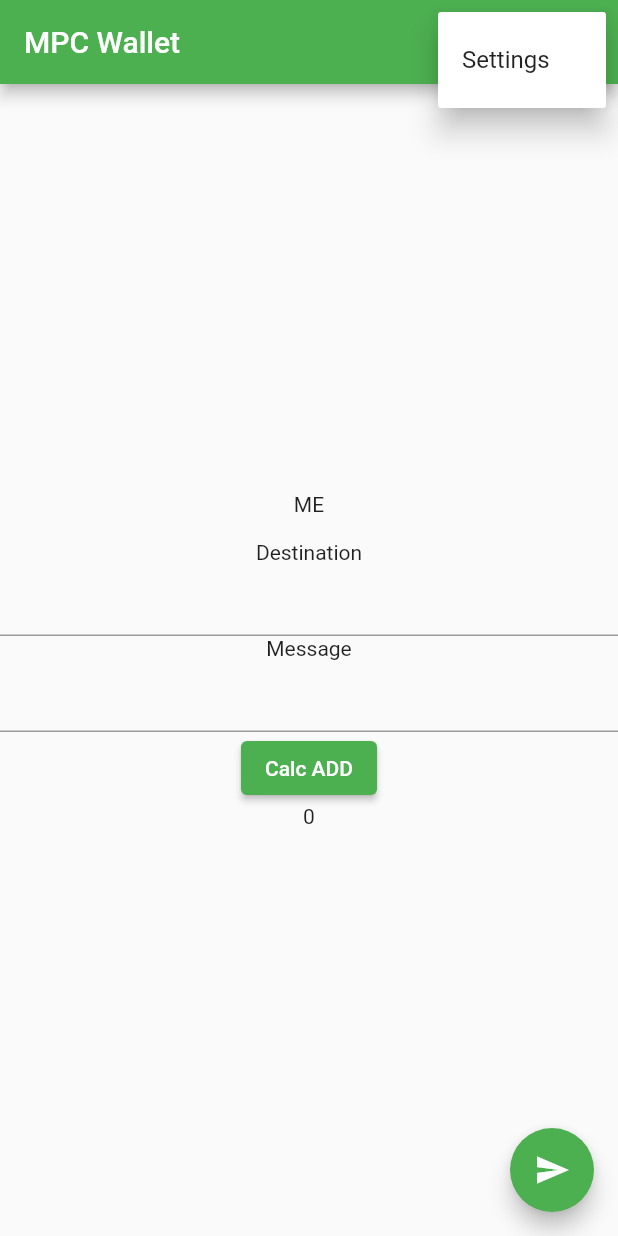
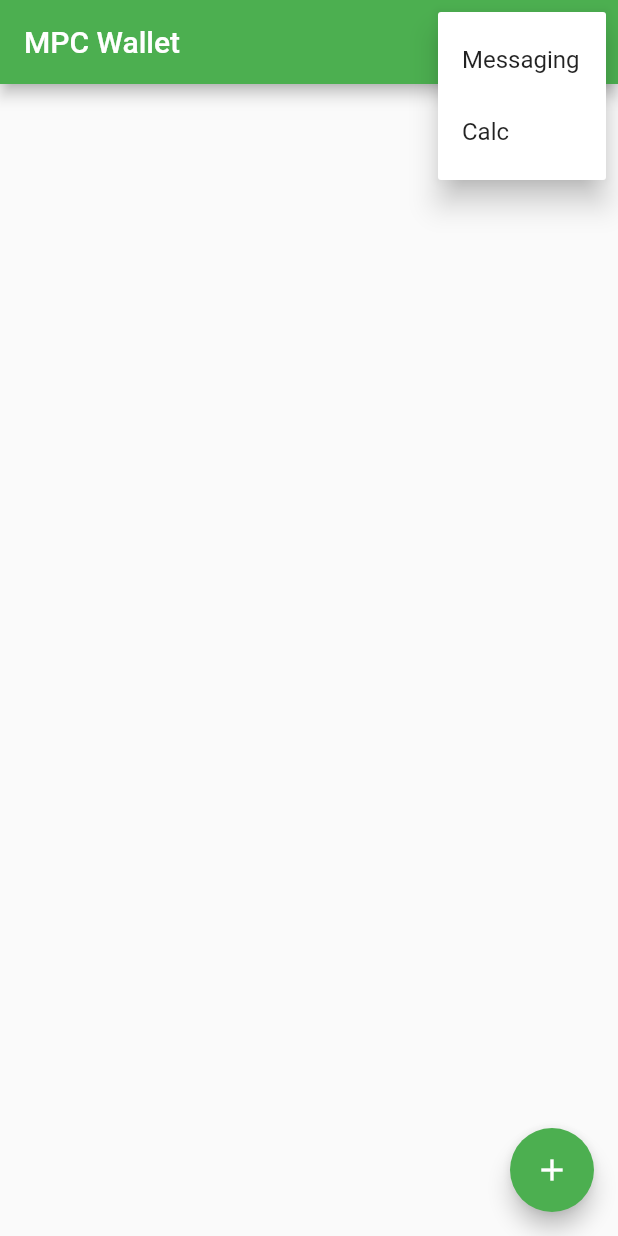
Before and after one commit to fathens/mpc_wallet, a Flutter app: the screen it shows after launch, after a tap on the "more vert" icon, on a phone screen of 412 x 824 dp. Run offline on Flutter 3.47's test engine with Material 2 defaults, Android fonts, the phone set to English and light mode, and no system bars; our stand-ins replace firebase_core, firebase_messaging, flutter_local_notifications, flutter_secure_storage, js; missing offline and left inert: dart:ffi, dart:js_util; accounts and stored records are empty; network calls fail.

Commit message:
Separate pages "messaging" and "calc"

```diff
--- a/lib/main.dart
+++ b/lib/main.dart
@@ -1,39 +1,15 @@
+import 'dart:developer';
+
 import 'package:flutter/material.dart';
-import 'package:mpc_wallet/util/fcm.dart';
-import 'package:mpc_wallet/wasmlib/facade.dart';
-import 'package:firebase_core/firebase_core.dart';
-import 'package:firebase_messaging/firebase_messaging.dart';
-import 'firebase_options.dart';
-import 'package:flutter_local_notifications/flutter_local_notifications.dart';
-
-final flutterLocalNotificationsPlugin = FlutterLocalNotificationsPlugin();
-
-const AndroidNotificationChannel channel = AndroidNotificationChannel(
-  'high_importance_channel', // id
-  'High Importance Notifications', // title
-  description: 'This channel is used for important notifications.',
-  // description
-  importance: Importance.high,
-);
+import 'package:mpc_wallet/pages/sample/messaging.dart';
+import 'package:mpc_wallet/pages/sample/rustuse.dart';
 
 Future<void> main() async {
-  print("Launching MPC Wallet...");
+  log("Launching MPC Wallet...");
 
   WidgetsFlutterBinding.ensureInitialized();
-  await Firebase.initializeApp(
-    options: DefaultFirebaseOptions.currentPlatform,
-  );
 
-  print("Loading FirebaseMessaging...");
-  final settings = await FirebaseMessaging.instance.requestPermission(
-    alert: true,
-    announcement: false,
-    badge: true,
-    carPlay: false,
-    criticalAlert: false,
-    provisional: false,
-    sound: true,
-  );
+  await initFirebase();
 
   runApp(const MyApp());
 }
@@ -50,6 +26,10 @@ class MyApp extends StatelessWidget {
         primarySwatch: Colors.green,
       ),
       home: const InitiateKeyPage(title: 'MPC Wallet'),
+      routes: {
+        "/messaging": (context) => const MessagingPage(),
+        "/calc": (context) => const RustCalcPage(),
+      },
     );
   }
 }
@@ -64,105 +44,50 @@ class InitiateKeyPage extends StatefulWidget {
 }
 
 class _InitiateKeyPageState extends State<InitiateKeyPage> {
-  final _firebaseMessaging = FirebaseMessaging.instance;
-
-  String _currentDeviceId = "";
-  String _destinationDevice = "";
-  String _message = "";
-  String _addedValue = "0";
-
   @override
   void initState() {
     super.initState();
-
-    _firebaseMessaging.getToken().then((token) {
-      print("Token=$token");
-      if (token != null) {
-        setState(() {
-          _currentDeviceId = token;
-        });
-      }
-    });
-
-    FirebaseMessaging.onMessage.listen((RemoteMessage message) {
-      final notification = message.notification;
-      print("Received: ${message.category}: ${notification?.title}: ${notification?.body}");
-
-      if (notification != null && notification.android != null) {
-        flutterLocalNotificationsPlugin.show(
-            notification.hashCode,
-            notification.title,
-            notification.body,
-            NotificationDetails(
-              android: AndroidNotificationDetails(
-                channel.id,
-                channel.name,
-                channelDescription: channel.description,
-                icon: 'launch_background',
-              ),
-            ));
-      }
-    });
-  }
-
-  void _sendMessage() async {
-    String target = _destinationDevice;
-    print("Sending message to $target");
-    PostFCM.sendMessage(target, "TEST from Web", _message);
-  }
-
-  void _calc_add() async {
-    final c = await wasmApi.calcAdd(a: 1, b: 2);
-    print("Calc ADD: 1 + 2 = $c");
-    setState(() {
-      _addedValue = "1 + 2 = $c";
-    });
   }
 
   @override
   Widget build(BuildContext context) {
-    final menuItemNames = ["Settings"];
-
-    final _body = Center(
-      child: Column(
-        mainAxisAlignment: MainAxisAlignment.center,
-        children: <Widget>[
-          const Text("ME"),
-          SelectableText(_currentDeviceId),
-          const Text("Destination"),
-          TextField(onChanged: (text) {
-            _destinationDevice = text;
-          }),
-          const Text("Message"),
-          TextField(onChanged: (text) {
-            _message = text;
-          }),
-          ElevatedButton(onPressed: _calc_add, child: const Text("Calc ADD")),
-          Text(_addedValue)
-        ],
-      ),
-    );
+    final menuItemNames = {
+      "Messaging": "/messaging",
+      "Calc": "/calc",
+    };
 
     return Scaffold(
       appBar: AppBar(
         title: Text(widget.title),
         actions: [
-          PopupMenuButton(itemBuilder: (context) {
-            return menuItemNames.map((name) {
-              return PopupMenuItem(
-                child: Text(name),
-                value: name,
-              );
-            }).toList();
-          })
+          PopupMenuButton(
+            itemBuilder: (context) {
+              return menuItemNames.keys.map((name) {
+                return PopupMenuItem(
+                  child: Text(name),
+                  value: menuItemNames[name],
+                );
+              }).toList();
+            },
+            onSelected: (value) {
+              Navigator.pushNamed(context, value.toString());
+            },
+          )
         ],
       ),
-      body: _body,
+      body: Center(
+        child: Column(
+          mainAxisAlignment: MainAxisAlignment.center,
+          children: const [
+            // Add something
+          ],
+        ),
+      ),
       floatingActionButton: FloatingActionButton(
-        key: const Key('send'),
-        onPressed: _sendMessage,
+        key: const Key('add'),
+        onPressed: () => {},
         tooltip: 'Send',
-        child: const Icon(Icons.send),
+        child: const Icon(Icons.add),
       ),
     );
   }
```
Also changed, not shown: lib/pages/sample/messaging.dart (added, +143 -0 lines), lib/pages/sample/rustuse.dart (added, +43 -0 lines).
